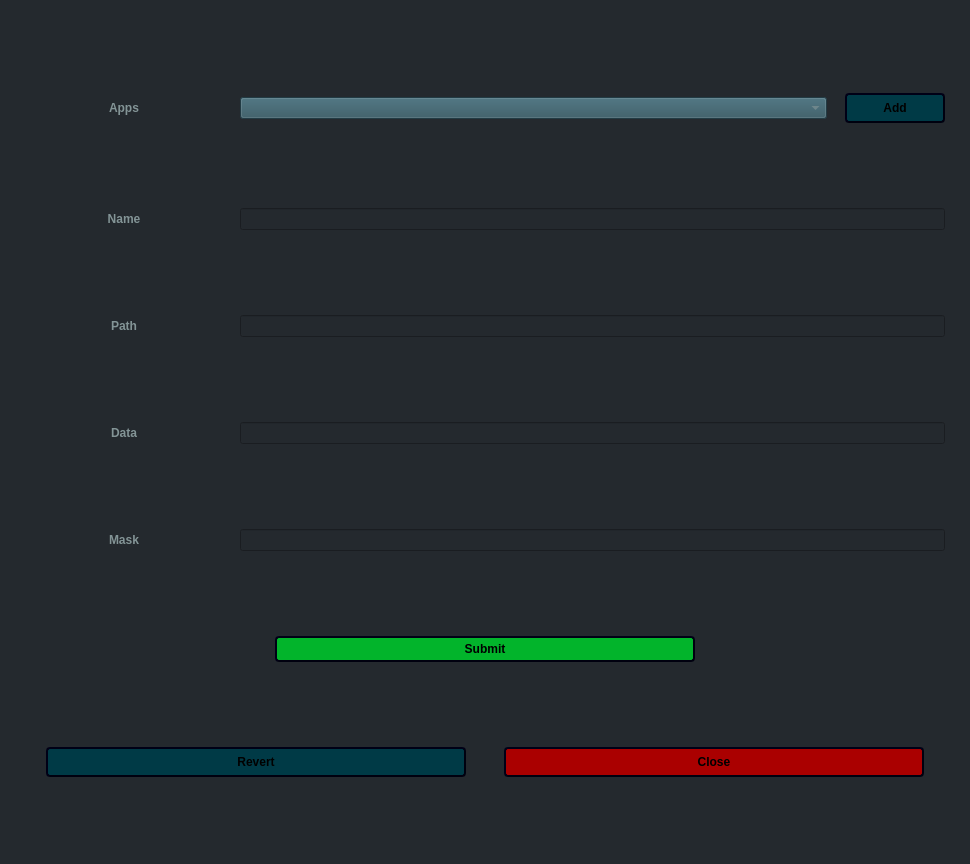
First picture: the form in appdialog.ui, repository StronglogicSolutions/ky_gui, before the edit.
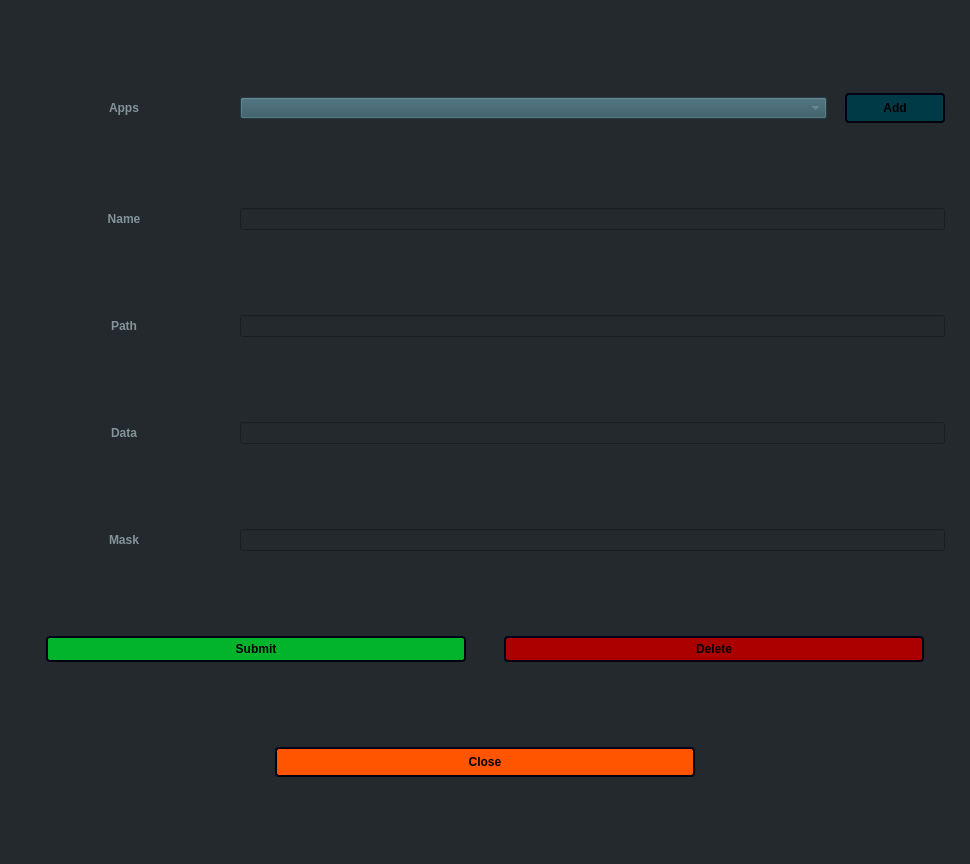
Second picture: the form after the edit. Icons and pictures are not drawn.

Commit message: consolidating last changes from UI update able to send register and delete requests for apps

```diff
--- a/appdialog.ui
+++ b/appdialog.ui
@@ -330,16 +330,18 @@
         </property>
        </widget>
       </item>
-     </layout>
-    </item>
-    <item>
-     <layout class="QHBoxLayout" name="horizontalLayout" stretch="0,0">
       <item>
-       <widget class="QPushButton" name="revert">
+       <widget class="QPushButton" name="deleteApp">
+        <property name="sizePolicy">
+         <sizepolicy hsizetype="Fixed" vsizetype="Fixed">
+          <horstretch>0</horstretch>
+          <verstretch>0</verstretch>
+         </sizepolicy>
+        </property>
         <property name="minimumSize">
          <size>
           <width>100</width>
-          <height>30</height>
+          <height>25</height>
          </size>
         </property>
         <property name="maximumSize">
@@ -349,7 +351,7 @@
          </size>
         </property>
         <property name="styleSheet">
-         <string notr="true">background-color: rgb(0, 58, 70);
+         <string notr="true">background-color: rgb(170, 0, 0);
 font: 87 11pt &quot;Noto Sans&quot;;
 color: rgb(0, 0, 0);
 font-weight: 700;
@@ -362,7 +364,7 @@
 padding: 4px;</string>
         </property>
         <property name="text">
-         <string>Revert</string>
+         <string>Delete</string>
         </property>
         <property name="icon">
          <iconset resource="kres.qrc">
@@ -370,6 +372,10 @@
         </property>
        </widget>
       </item>
+     </layout>
+    </item>
+    <item>
+     <layout class="QHBoxLayout" name="horizontalLayout" stretch="0">
       <item>
        <widget class="QPushButton" name="close">
         <property name="minimumSize">
@@ -385,7 +391,7 @@
          </size>
         </property>
         <property name="styleSheet">
-         <string notr="true">background-color: rgb(170, 0, 0);
+         <string notr="true">background-color: rgb(255, 85, 0);
 font: 87 11pt &quot;Noto Sans&quot;;
 color: rgb(0, 0, 0);
 font-weight: 700;
```
Left out of the diff: 2 changed lines with no effect on the pictures. The commit also changes 8 other files.
